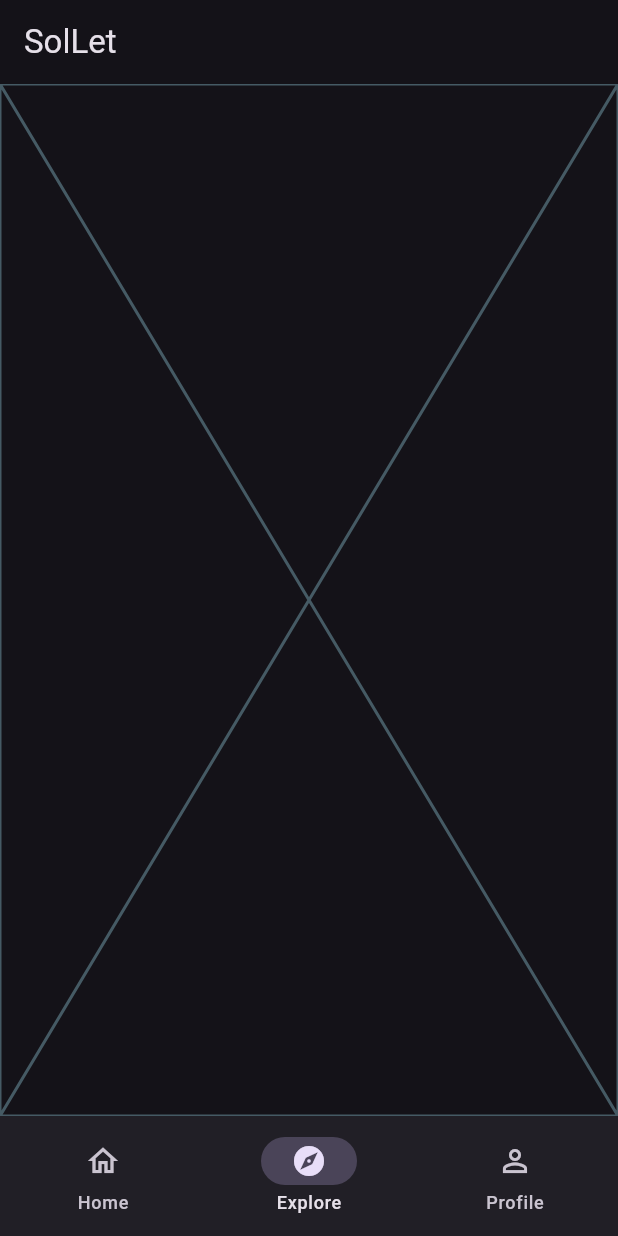
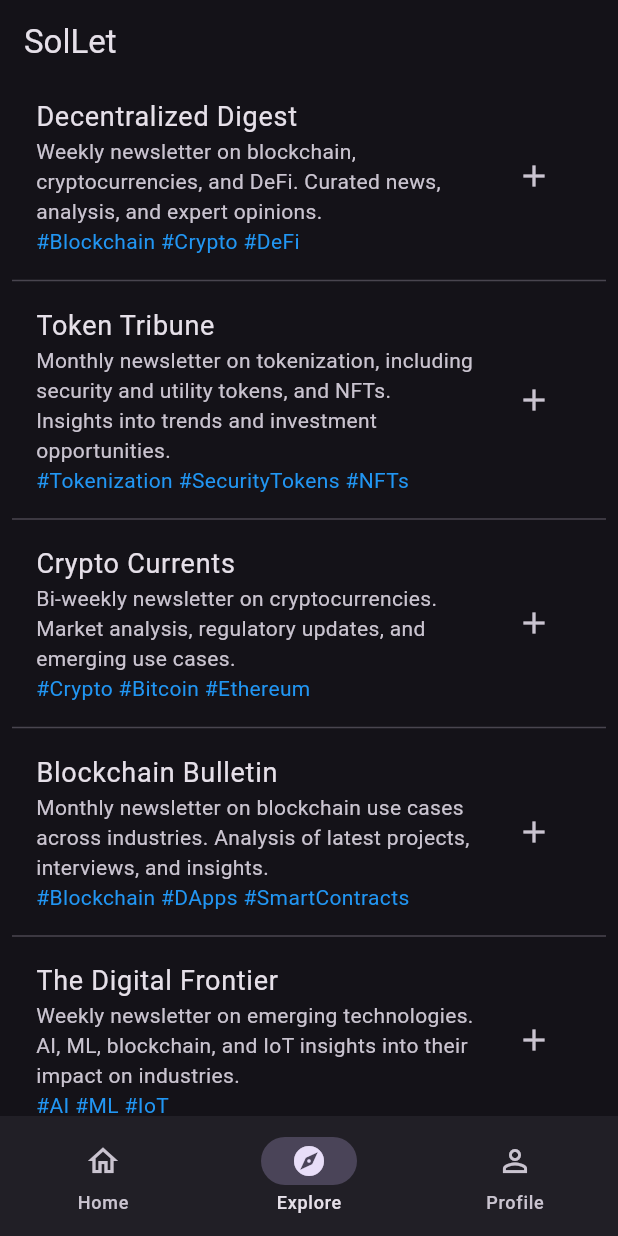
Before and after one commit to NurettinSelim/sollet, a Flutter app: the MainPage screen opened by its route, item 2 of the bottom bar chosen, on a phone screen of 412 x 824 dp. Run offline on Flutter 3.47's test engine with Material 2 defaults, Android fonts, the phone set to English and light mode, and no system bars; our stand-ins replace go_router; missing offline and left inert: solana_common, solana_wallet_adapter.

Commit message:
newsletter logic added

```diff
--- /dev/null
+++ b/lib/core/logic/newsletter_repository.dart
@@ -0,0 +1,85 @@
+import 'package:sollet/models/newsletter.dart';
+
+class NewsletterRepository {
+  final List<Newsletter> _newsletterList = [
+    Newsletter(
+      "decentralized-digest",
+      "Decentralized Digest",
+      "Weekly newsletter on blockchain, cryptocurrencies, and DeFi. Curated news, analysis, and expert opinions.",
+      "https://example.com/decentralized-digest.png",
+      ["#Blockchain", "#Crypto", "#DeFi"],
+    ),
+    Newsletter(
+      "token-tribune",
+      "Token Tribune",
+      "Monthly newsletter on tokenization, including security and utility tokens, and NFTs. Insights into trends and investment opportunities.",
+      "https://example.com/token-tribune.png",
+      ["#Tokenization", "#SecurityTokens", "#NFTs"],
+    ),
+    Newsletter(
+      "crypto-currents",
+      "Crypto Currents",
+      "Bi-weekly newsletter on cryptocurrencies. Market analysis, regulatory updates, and emerging use cases.",
+      "https://example.com/crypto-currents.png",
+      ["#Crypto", "#Bitcoin", "#Ethereum"],
+    ),
+    Newsletter(
+      "blockchain-bulletin",
+      "Blockchain Bulletin",
+      "Monthly newsletter on blockchain use cases across industries. Analysis of latest projects, interviews, and insights.",
+      "https://example.com/blockchain-bulletin.png",
+      ["#Blockchain", "#DApps", "#SmartContracts"],
+    ),
+    Newsletter(
+      "digital-frontier",
+      "The Digital Frontier",
+      "Weekly newsletter on emerging technologies. AI, ML, blockchain, and IoT insights into their impact on industries.",
+      "https://example.com/the-digital-frontier.png",
+      ["#AI", "#ML", "#IoT"],
+    ),
+    Newsletter(
+      "web3-watch",
+      "Web3 Watch",
+      "Monthly newsletter covering the latest trends and developments in the Web3 ecosystem. Expert insights and analysis on blockchain, decentralized finance, and NFTs.",
+      "https://example.com/web3-watch.png",
+      ["#Web3", "#DeFi", "#NFTs"],
+    ),
+    Newsletter(
+      "smart-contract-digest",
+      "Smart Contract Digest",
+      "Weekly newsletter on smart contracts, focusing on their development and deployment. Coverage of the latest trends, tools, and applications.",
+      "https://example.com/smart-contract-digest.png",
+      ["#SmartContracts", "#Ethereum", "#Blockchain"],
+    ),
+    Newsletter(
+      "crypto-investor-digest",
+      "Crypto Investor Digest",
+      "Monthly newsletter for cryptocurrency investors. Market analysis, investment strategies, and insights from top industry experts.",
+      "https://example.com/crypto-investor-digest.png",
+      ["#Crypto", "#Investing", "#Bitcoin"],
+    ),
+    Newsletter(
+      "nft-now",
+      "NFT Now",
+      "Bi-weekly newsletter on the latest developments in the NFT space. Coverage of new projects, trends, and emerging use cases.",
+      "https://example.com/nft-now.png",
+      ["#NFTs", "#Art", "#Collectibles"],
+    ),
+    Newsletter(
+      "blockchain-insights",
+      "Blockchain Insights",
+      "Weekly newsletter on blockchain and distributed ledger technology. In-depth analysis of the latest trends, projects, and use cases.",
+      "https://example.com/blockchain-insights.png",
+      ["#Blockchain", "#DLT", "#Decentralization"],
+    ),
+  ];
+
+  Future<List<Newsletter>> get newsletters async {
+    return _newsletterList;
+  }
+
+  Newsletter findByShortName(String shortName) {
+    return _newsletterList
+        .firstWhere((element) => element.shortName == shortName);
+  }
+}
--- a/lib/main.dart
+++ b/lib/main.dart
@@ -2,6 +2,7 @@ import 'package:flutter/material.dart';
 import 'package:provider/provider.dart';
 import 'package:sollet/core/router.dart';
 import 'package:sollet/core/utils/theme_helper.dart';
+import 'package:sollet/models/newsletter_model.dart';
 import 'package:sollet/models/wallet_provider.dart';
 
 void main() {
@@ -11,6 +12,7 @@ void main() {
     MultiProvider(
       providers: [
         ChangeNotifierProvider(create: (context) => WalletModel()),
+        ChangeNotifierProvider(create: (context) => NewsletterProvider()),
       ],
       child: const MyApp(),
     ),
--- a/lib/models/newsletter.dart
+++ b/lib/models/newsletter.dart
@@ -1,7 +1,16 @@
 class Newsletter {
+  final String shortName;
   final String topic;
-  final String description;
+  final String desc;
   final String photoUrl;
+  final List<String> hashtags;
+  bool? isSelected;
 
-  Newsletter(this.topic, this.description, this.photoUrl);
+  Newsletter(
+    this.shortName,
+    this.topic,
+    this.desc,
+    this.photoUrl,
+    this.hashtags,
+  );
 }
--- /dev/null
+++ b/lib/models/newsletter_model.dart
@@ -0,0 +1,28 @@
+import 'package:flutter/material.dart';
+import 'package:sollet/models/newsletter.dart';
+
+class NewsletterProvider extends ChangeNotifier {
+  List<Newsletter> selectedNewsletters = [];
+  bool addNewsletter(Newsletter newsletter) {
+    if (selectedNewsletters
+        .any((element) => element.shortName == newsletter.shortName)) {
+      return false;
+    } else {
+      selectedNewsletters.add(newsletter);
+    }
+    notifyListeners();
+    return true;
+  }
+
+  bool deleteNewsletter(Newsletter newsletter) {
+    if (!selectedNewsletters
+        .any((element) => element.shortName == newsletter.shortName)) {
+      return false;
+    } else {
+      selectedNewsletters
+          .removeWhere((element) => element.shortName == newsletter.shortName);
+    }
+    notifyListeners();
+    return true;
+  }
+}
--- a/lib/tabs/explore_tab.dart
+++ b/lib/tabs/explore_tab.dart
@@ -1,11 +1,84 @@
-import 'package:flutter/src/widgets/framework.dart';
-import 'package:flutter/src/widgets/placeholder.dart';
+import 'package:flutter/material.dart';
+import 'package:provider/provider.dart';
+import 'package:sollet/core/logic/newsletter_repository.dart';
+import 'package:sollet/models/newsletter.dart';
+import 'package:sollet/models/newsletter_model.dart';
 
-class ExploreTab extends StatelessWidget {
+class ExploreTab extends StatefulWidget {
   const ExploreTab({super.key});
 
   @override
+  State<ExploreTab> createState() => _ExploreTabState();
+}
+
+class _ExploreTabState extends State<ExploreTab> {
+  late Future<List<Newsletter>> _future;
+  @override
+  void initState() {
+    _future = NewsletterRepository().newsletters;
+    super.initState();
+  }
+
+  @override
   Widget build(BuildContext context) {
-    return const Placeholder();
+    return Padding(
+      padding: const EdgeInsets.symmetric(horizontal: 8),
+      child: FutureBuilder(
+        future: _future,
+        builder: (context, snapshot) {
+          List<Newsletter> newsletters = snapshot.data!;
+          if (snapshot.connectionState == ConnectionState.done) {
+            return ListView.separated(
+              itemBuilder: (context, index) {
+                newsletters[index].isSelected = Provider.of<NewsletterProvider>(
+                        context)
+                    .selectedNewsletters
+                    .any((it) => newsletters[index].shortName == it.shortName);
+
+                return ListTile(
+                  title: Text(
+                    newsletters[index].topic,
+                    style: const TextStyle(fontSize: 18),
+                  ),
+                  subtitle: Column(
+                    crossAxisAlignment: CrossAxisAlignment.start,
+                    children: [
+                      Text(newsletters[index].desc),
+                      Text(
+                        newsletters[index].hashtags.join(" "),
+                        style: const TextStyle(
+                          color: Colors.blue,
+                        ),
+                      )
+                    ],
+                  ),
+                  trailing: Column(
+                    mainAxisAlignment: MainAxisAlignment.center,
+                    children: [
+                      Consumer<NewsletterProvider>(
+                        builder: (context, value, child) {
+                          return IconButton(
+                            icon: newsletters[index].isSelected == true
+                                ? const Icon(Icons.check)
+                                : const Icon(Icons.add),
+                            onPressed: () {
+                              value.addNewsletter(newsletters[index]);
+                            },
+                          );
+                        },
+                      ),
+                    ],
+                  ),
+                );
+              },
+              separatorBuilder: (context, index) => const Divider(),
+              itemCount: newsletters.length,
+            );
+          } else {
+            return Container();
+          }
+        },
+      ),
+    );
   }
 }
```
Also changed, not shown: lib/tabs/profile_tab.dart (+63 -5 lines).
